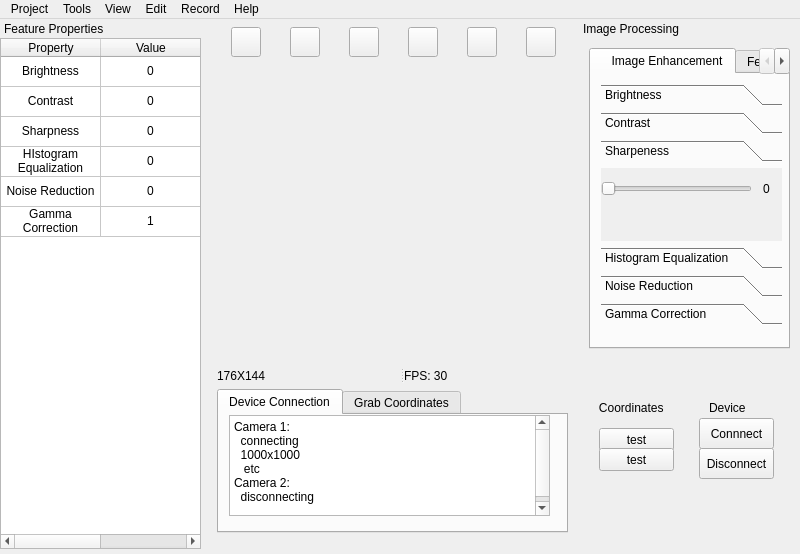
Before: the Qt Designer form mainwindow.ui in yuranxue272181/WPIMQP, drawn with Qt 5.
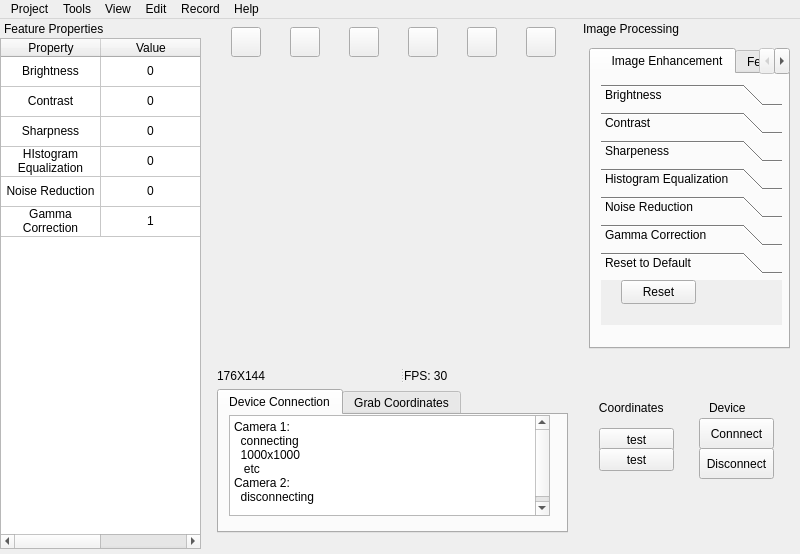
After: the same form once the commit is applied. The open tabs and pages were chosen to show the change.

Commit message: add feature: reset all the features to default

Diff of the .ui file:
```diff
--- a/mainwindow.ui
+++ b/mainwindow.ui
@@ -695,7 +695,7 @@
           <x>0</x>
           <y>0</y>
           <width>181</width>
-          <height>61</height>
+          <height>31</height>
          </rect>
         </property>
         <attribute name="label">
@@ -857,6 +857,24 @@
          </property>
         </widget>
        </widget>
+       <widget class="QWidget" name="page_8">
+        <attribute name="label">
+         <string>Reset to Default</string>
+        </attribute>
+        <widget class="QPushButton" name="resetButton">
+         <property name="geometry">
+          <rect>
+           <x>20</x>
+           <y>0</y>
+           <width>75</width>
+           <height>24</height>
+          </rect>
+         </property>
+         <property name="text">
+          <string>Reset</string>
+         </property>
+        </widget>
+       </widget>
       </widget>
      </widget>
      <widget class="QWidget" name="tab_3">
```
Left out of the diff: 24 changed lines with no effect on the pictures. The commit also changes 8 other files.
